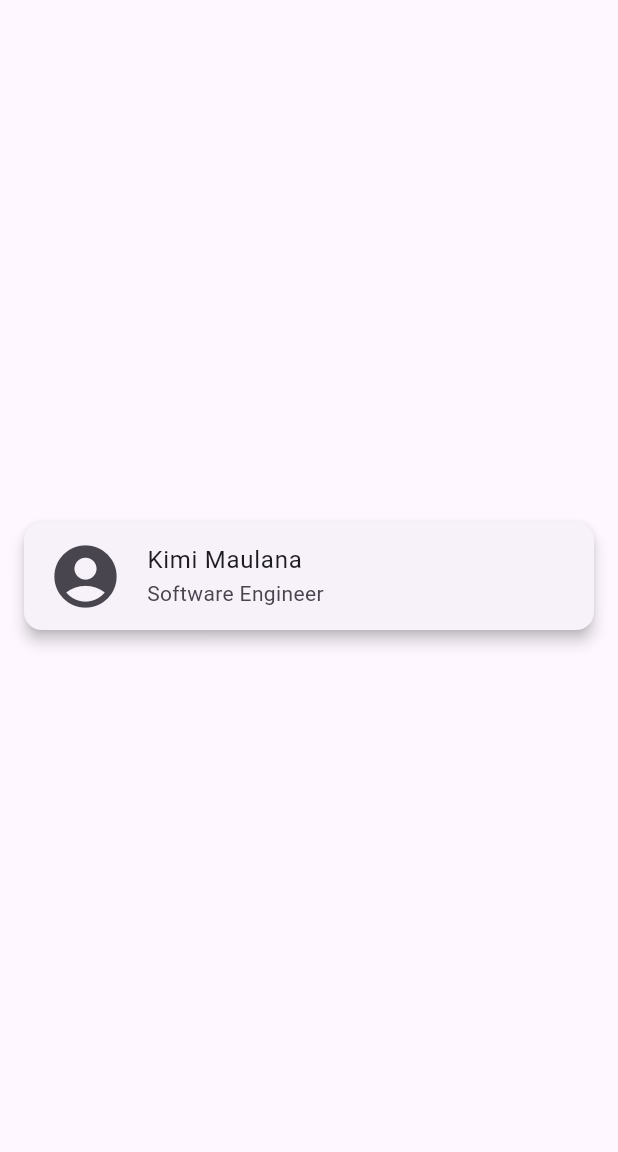
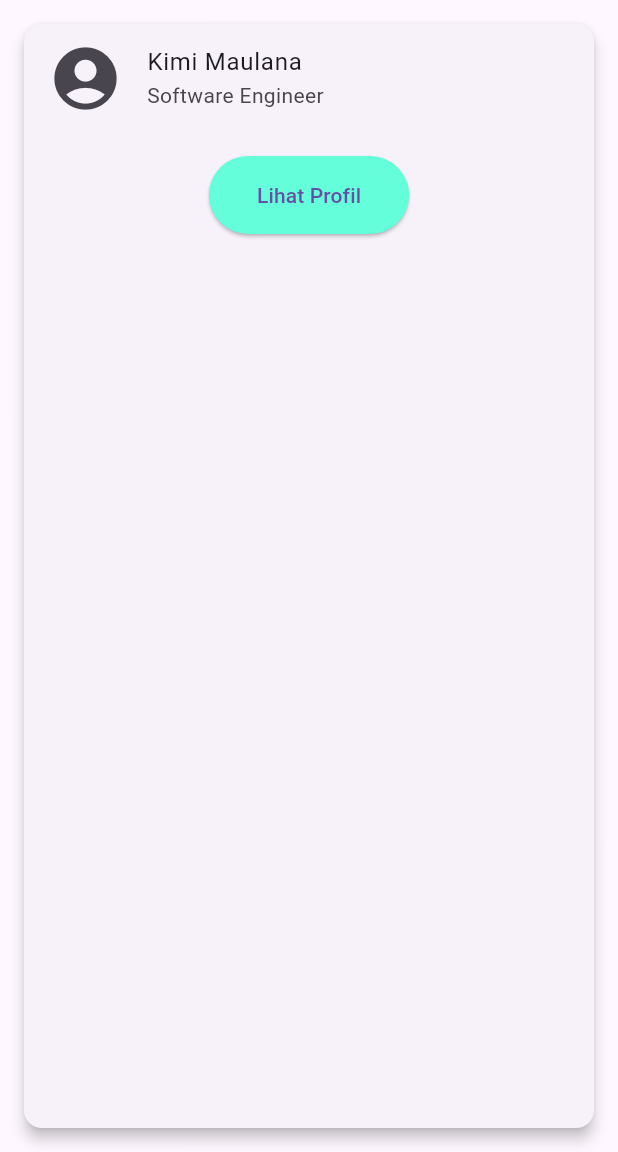
Before and after one commit to OrewaKimi/Flutter_Styling_Widget, a Flutter app: the screen it shows after launch, on a phone screen of 412 x 824 dp, the part 84-1236 px from its top. Run offline on Flutter 3.47's test engine with Material 3 defaults, Android fonts, the phone set to English and light mode, and no system bars.

Commit message:
Add a button (e.g. ElevatedButton) at the bottom of the Card for actions such as View Profile

```diff
--- a/lib/main.dart
+++ b/lib/main.dart
@@ -22,10 +22,29 @@ class MyApp extends StatelessWidget {
           child: Card(
             elevation: 4,
             margin: const EdgeInsets.all(16),
-            child: ListTile(
-              leading: const Icon(Icons.account_circle, size: 50),
-              title: const Text('Kimi Maulana'),
-              subtitle: const Text('Software Engineer'),
+            child: Column(
+              children: [
+                ListTile(
+                  leading: const Icon(Icons.account_circle, size: 50),
+                  title: const Text('Kimi Maulana'),
+                  subtitle: const Text('Software Engineer'),
+                ),
+                const SizedBox(height: 16),
+                // acction when button pressed
+                ElevatedButton(
+                  onPressed: () {
+                    print('Lihat Profil');
+                  },
+                  child: const Text('Lihat Profil'),
+                  style: ElevatedButton.styleFrom(
+                    backgroundColor: Colors.tealAccent,
+                    padding: const EdgeInsets.symmetric(
+                      horizontal: 32,
+                      vertical: 16,
+                    ),
+                  ),
+                ),
+              ],
             ),
           ),
         ),
```
